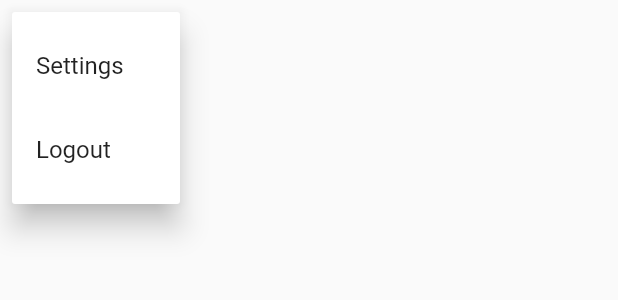
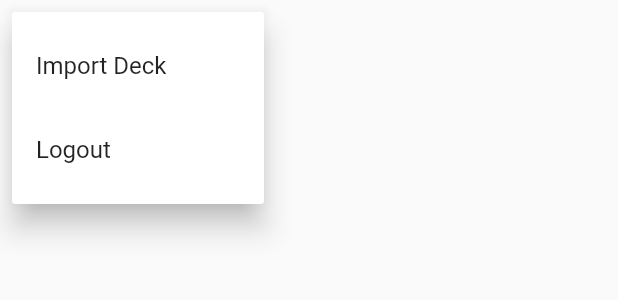
Before and after one commit to dvpv/flashcardapp, a Flutter app: the AppBarMenuButton widget shown alone on an empty page, opened directly, after a tap on the "more vert" icon, on a phone screen of 412 x 824 dp. Shown: the top 300 px of the screen. Run offline on Flutter 3.47's test engine with Material 2 defaults, Android fonts, the phone set to English and light mode, and no system bars; our stand-ins replace cloud_firestore, email_validator, firebase_auth, firebase_core, flutter_redux, flutter_svg and 4 more; missing offline and left inert: redux_epics; accounts and stored records are empty; generated files the repository leaves out were written again.

Commit message:
Deck import
Added the option to import decks from share codes.

```diff
--- a/lib/src/actions/decks/index.dart
+++ b/lib/src/actions/decks/index.dart
@@ -12,3 +12,4 @@ part 'get_decks_locally.dart';
 part 'save_decks_cloud.dart';
 part 'get_decks_cloud.dart';
 part 'share_deck.dart';
+part 'import_deck.dart';
--- a/lib/src/presentation/components/app_bar_menu_button.dart
+++ b/lib/src/presentation/components/app_bar_menu_button.dart
@@ -2,11 +2,12 @@ import 'package:flashcard_app/src/actions/app_action.dart';
 import 'package:flashcard_app/src/actions/authentication/index.dart';
 import 'package:flashcard_app/src/models/index.dart';
 import 'package:flashcard_app/src/presentation/authentication/login_page.dart';
+import 'package:flashcard_app/src/presentation/import/import_dialog.dart';
 import 'package:flutter/material.dart';
 import 'package:flutter_redux/flutter_redux.dart';
 
 enum _MenuOptions {
-  settings,
+  import,
   logout,
 }
 
@@ -18,9 +19,8 @@ class AppBarMenuButton extends StatelessWidget {
     return PopupMenuButton<_MenuOptions>(
       onSelected: (_MenuOptions result) {
         switch (result) {
-          case _MenuOptions.settings:
-            // TODO(dvpv): implement settings
-            break;
+          case _MenuOptions.import:
+            showDialog<void>(context: context, builder: (BuildContext context) => const ImportDialog());
           case _MenuOptions.logout:
             StoreProvider.of<AppState>(context).dispatch(
               LogoutStart(
@@ -39,10 +39,10 @@ class AppBarMenuButton extends StatelessWidget {
       ),
       itemBuilder: (BuildContext context) => <PopupMenuEntry<_MenuOptions>>[
         const PopupMenuItem<_MenuOptions>(
-          value: _MenuOptions.settings,
+          value: _MenuOptions.import,
           child: ListTile(
             title: Text(
-              'Settings',
+              'Import Deck',
             ),
           ),
         ),
--- a/lib/src/services/firebase_service.dart
+++ b/lib/src/services/firebase_service.dart
@@ -5,6 +5,7 @@ import 'package:firebase_auth/firebase_auth.dart';
 import 'package:flashcard_app/src/models/index.dart';
 
 const String _kUserDataKey = 'userData';
+const String _kSharedKey = 'shared';
 
 class FirebaseService {
   FirebaseService({required this.auth, required this.firestore});
@@ -60,7 +61,14 @@ class FirebaseService {
   }
 
   Future<String> shareDeck({required AppUser user, required Deck deck}) async {
-    await firestore.doc('$_kUserDataKey/${user.uid}').set(<String, dynamic>{deck.id: jsonEncode(deck)});
+    await firestore.doc('$_kSharedKey/${deck.id}').set(<String, dynamic>{deck.id: jsonEncode(deck)});
     return deck.id;
   }
+
+  Future<Deck> importDeck({required String shareId}) async {
+    final DocumentSnapshot<Map<String, dynamic>> snapshot = await firestore.doc('$_kSharedKey/$shareId').get();
+    final String deckEncoded = snapshot.data()![shareId] as String;
+    final Map<String, dynamic> deckJson = jsonDecode(deckEncoded) as Map<String, dynamic>;
+    return Deck.fromJson(deckJson);
+  }
 }
```
Also changed, not shown: lib/src/actions/decks/import_deck.dart (added, +28 -0 lines), lib/src/epics/deck_epic.dart (+18 -0 lines), lib/src/presentation/import/import_dialog.dart (added, +58 -0 lines), lib/src/actions/decks/index.freezed.dart.
